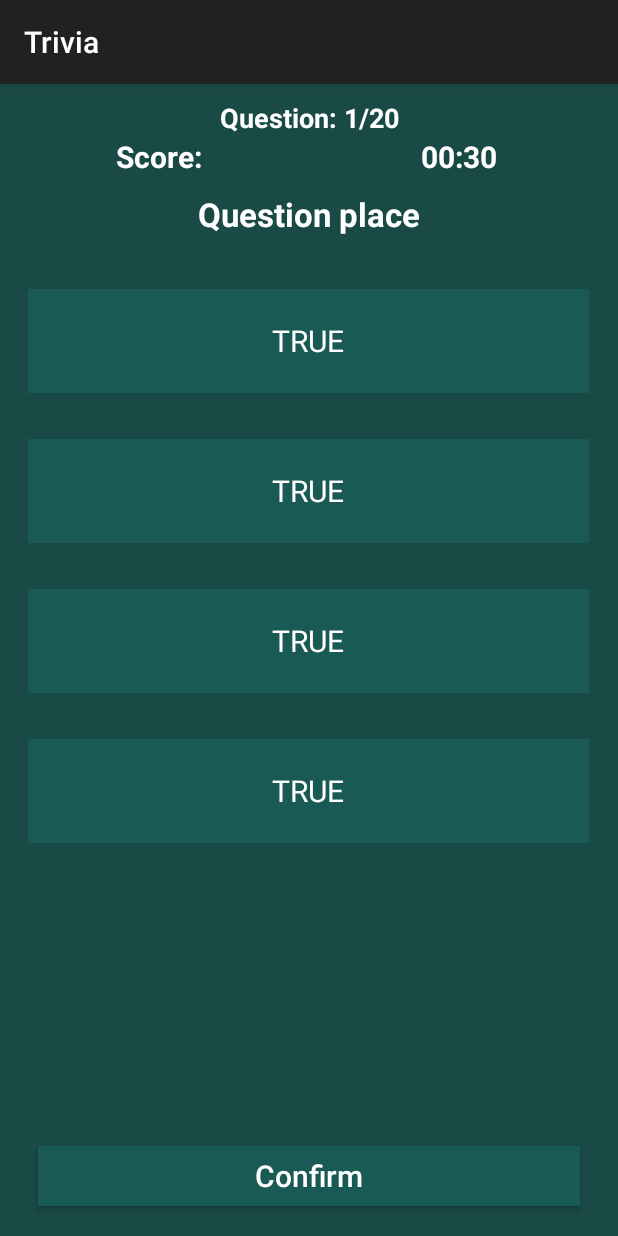
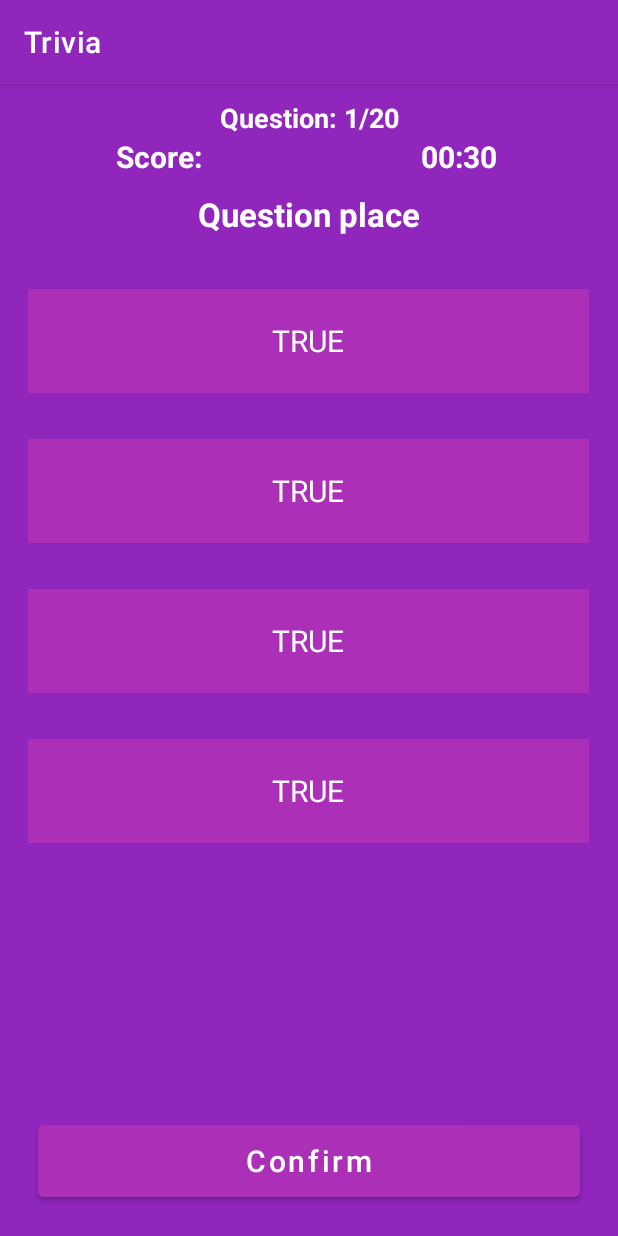
Before and after one commit to DanielAshorov/QuizApp-Android, an Android app: the QuizActivity screen opened directly, with no data from a screen before it, on a phone screen of 412 x 824 dp. Run offline under Robolectric (Android 15) with nearby library versions, the phone set to English and light mode, and no system bars; our stand-ins replace Room's generated code; Roboto replaces fonts that are not available here.

Commit message:
change design to purple and some fixes

```diff
--- a/app/src/main/java/com/example/quizapp/QuizActivity.java
+++ b/app/src/main/java/com/example/quizapp/QuizActivity.java
@@ -356,8 +356,6 @@ public class QuizActivity extends AppCompatActivity {
         }
     }
 
-
-
     @Override
     protected void onDestroy() {
         super.onDestroy();
--- a/app/src/main/res/layout/activity_create_account.xml
+++ b/app/src/main/res/layout/activity_create_account.xml
@@ -3,7 +3,7 @@
     xmlns:tools="http://schemas.android.com/tools"
     android:layout_width="match_parent"
     android:layout_height="match_parent"
-    android:background="#FF1A4A46"
+    android:background="#9126bd"
     android:gravity="center"
     android:orientation="vertical"
     android:padding="16dp"
@@ -67,7 +67,7 @@
         android:background="@android:color/transparent"
         android:paddingTop="32dp"
         android:text="@string/create_text"
-        android:textColor="@color/button_text_color"
+        android:textColor="#D18CE0"
         android:textStyle="bold" />
 
 
--- a/app/src/main/res/layout/activity_quiz.xml
+++ b/app/src/main/res/layout/activity_quiz.xml
@@ -5,7 +5,7 @@
     xmlns:app="http://schemas.android.com/apk/res-auto"
     android:layout_width="match_parent"
     android:layout_height="match_parent"
-    android:background="#1A4A46"
+    android:background="#9126bd"
     android:paddingLeft="5dp"
     android:paddingRight="5dp"
     tools:context=".QuizActivity">
@@ -86,7 +86,7 @@
             android:shadowColor="@color/white"
             android:layout_gravity="center_horizontal"
             android:background="@color/white"
-            android:backgroundTint="#1A5A54"
+            android:backgroundTint="#ab2fb7"
             android:button="@null"
             android:layout_margin="15dp"
             android:text="@string/true_button"
@@ -95,7 +95,6 @@
             android:textSize="20sp"
             />
 
-        />
 
         <RadioButton
             android:id="@+id/radio_button2"
@@ -104,7 +103,7 @@
             android:layout_height="69dp"
             android:layout_gravity="center_horizontal"
             android:background="@color/white"
-            android:backgroundTint="#1A5A54"
+            android:backgroundTint="#ab2fb7"
             android:button="@null"
             android:layout_margin="15dp"
             android:text="@string/true_button"
@@ -120,7 +119,7 @@
             android:layout_height="69dp"
             android:layout_gravity="center_horizontal"
             android:background="@color/white"
-            android:backgroundTint="#1A5A54"
+            android:backgroundTint="#ab2fb7"
             android:button="@null"
             android:text="@string/true_button"
             android:textAlignment="center"
@@ -135,7 +134,7 @@
             android:layout_height="69dp"
             android:layout_gravity="center_horizontal"
             android:background="@color/white"
-            android:backgroundTint="#1A5A54"
+            android:backgroundTint="#ab2fb7"
             android:button="@null"
             android:text="@string/true_button"
             android:textAlignment="center"
@@ -148,12 +147,9 @@
     <Button
         android:id="@+id/button_Next"
         android:layout_width="match_parent"
-        android:layout_height="40dp"
         android:layout_margin="20dp"
-        android:layout_marginBottom="40dp"
         android:layout_weight="1"
-        android:background="#1A5A54"
-        android:backgroundTint="#1A5A54"
+        android:backgroundTint="#ab2fb7"
         android:padding="5dp"
         android:textColor="@color/white"
         android:text="@string/button_Next"
@@ -161,7 +157,8 @@
         android:textSize="20sp"
         app:layout_constraintBottom_toBottomOf="parent"
         app:layout_constraintEnd_toEndOf="parent"
-        app:layout_constraintStart_toStartOf="parent" />
+        app:layout_constraintStart_toStartOf="parent"
+        android:layout_height="60dp"/>
 
 
 </androidx.constraintlayout.widget.ConstraintLayout>
--- a/app/src/main/res/layout/activity_result.xml
+++ b/app/src/main/res/layout/activity_result.xml
@@ -6,7 +6,7 @@
     android:layout_width="match_parent"
     android:layout_height="match_parent"
     android:orientation="vertical"
-    android:background="#1A4A46"
+    android:background="#9126bd"
     android:gravity="center"
     tools:context=".ResultActivity">
 
@@ -34,7 +34,7 @@
     <LinearLayout
         android:layout_width="380dp"
         android:layout_height="wrap_content"
-        android:background="#1A5A54"
+        android:background="#ab2fb7"
         android:orientation="vertical"
         android:paddingStart="30dp"
         android:paddingEnd="30dp">
--- a/app/src/main/res/values-night/themes.xml
+++ b/app/src/main/res/values-night/themes.xml
@@ -1,8 +1,16 @@
 <resources xmlns:tools="http://schemas.android.com/tools">
-    <!-- Base application theme. -->
-    <style name="Theme.QuizApp" parent="Theme.AppCompat.Light.DarkActionBar">
-        <!-- Primary brand color. -->
-
-        <!-- Customize your theme here. -->
-    </style>
+<!-- Base application theme. -->
+<style name="Theme.QuizApp" parent="Theme.MaterialComponents.DayNight.DarkActionBar">
+    <!-- Primary brand color. -->
+    <item name="colorPrimary">@color/purple_500</item>
+    <item name="colorPrimaryVariant">@color/purple_700</item>
+    <item name="colorOnPrimary">@color/white</item>
+    <!-- Secondary brand color. -->
+    <item name="colorSecondary">@color/teal_200</item>
+    <item name="colorSecondaryVariant">@color/teal_700</item>
+    <item name="colorOnSecondary">@color/black</item>
+    <!-- Status bar color. -->
+    <item name="android:statusBarColor" tools:targetApi="l">?attr/colorPrimaryVariant</item>
+    <!-- Customize your theme here. -->
+</style>
 </resources>
--- a/app/src/main/res/values/colors.xml
+++ b/app/src/main/res/values/colors.xml
@@ -1,21 +1,16 @@
 <?xml version="1.0" encoding="utf-8"?>
 <resources>
-    <color name="purple_200">#FFBB86FC</color>
-    <color name="purple_500">#1A4A46</color>
-    <color name="purple_700">#1A4A46</color>
-    <color name="colorPrimary">#5A5850</color>
-    <color name="colorPrimaryDark">#3D3D37</color>
+    <color name="purple_500">#9126bd</color>
+    <color name="purple_700">#9126bd</color>
     <color name="colorAccent">#D81B60</color>
-    <color name="bg_Color">#ecdaa3</color>
-    <color name="bg_background">#086A77</color>
     <color name="timerFontColor">#CEC2C2</color>
     <color name="FontColor">#CEC2C2</color>
     <color name="dialogColor">#ffff</color>
     <color name="RBColor">#1C1717</color>
     <color name="textactivityColor">#00BCD4</color>
     <color name="finalDialog">#4CAF50</color>
-    <color name="teal_200">#FF03DAC5</color>
-    <color name="teal_700">#FF018786</color>
+    <color name="teal_200">#ab2fb7</color>
+    <color name="teal_700">#ab2fb7</color>
     <color name="black">#FF000000</color>
     <color name="white">#FFFFFFFF</color>
     <color name="light_gray_txt_color">#898888</color>
--- a/app/src/main/res/values/strings.xml
+++ b/app/src/main/res/values/strings.xml
@@ -42,7 +42,7 @@
     <string name="result_tv_Num_of_Ques">Total Questions:  </string>
     <string name="result_tv_correct_Ques">Correct:  </string>
     <string name="result_tv_wrong_Ques">Wrong:  </string>
-    <string name="bt_result_main_menu">Main Menu:  </string>
+    <string name="bt_result_main_menu">Play again  </string>
     <string name="txt_correct_dialog">Correct  </string>
     <string name="textView_Score">Score: </string>
     <string name="txt_correct_dialog_ok">OK  </string>
--- a/app/src/main/res/values/themes.xml
+++ b/app/src/main/res/values/themes.xml
@@ -1,10 +1,16 @@
 <resources xmlns:tools="http://schemas.android.com/tools">
     <!-- Base application theme. -->
-    <style name="Theme.QuizApp" parent="Theme.AppCompat.Light.DarkActionBar">
+    <style name="Theme.QuizApp" parent="Theme.MaterialComponents.DayNight.DarkActionBar">
         <!-- Primary brand color. -->
-
-
-
+        <item name="colorPrimary">@color/purple_500</item>
+        <item name="colorPrimaryVariant">@color/purple_700</item>
+        <item name="colorOnPrimary">@color/white</item>
+        <!-- Secondary brand color. -->
+        <item name="colorSecondary">@color/teal_200</item>
+        <item name="colorSecondaryVariant">@color/teal_700</item>
+        <item name="colorOnSecondary">@color/black</item>
+        <!-- Status bar color. -->
+        <item name="android:statusBarColor" tools:targetApi="l">?attr/colorPrimaryVariant</item>
         <!-- Customize your theme here. -->
     </style>
 </resources>
```
Also changed, not shown: app/src/main/res/layout/activity_category.xml (+6 -6 lines), app/src/main/res/layout/activity_login.xml (+5 -2 lines), app/src/main/res/layout/activity_opening.xml (+3 -4 lines), 1 other file.
